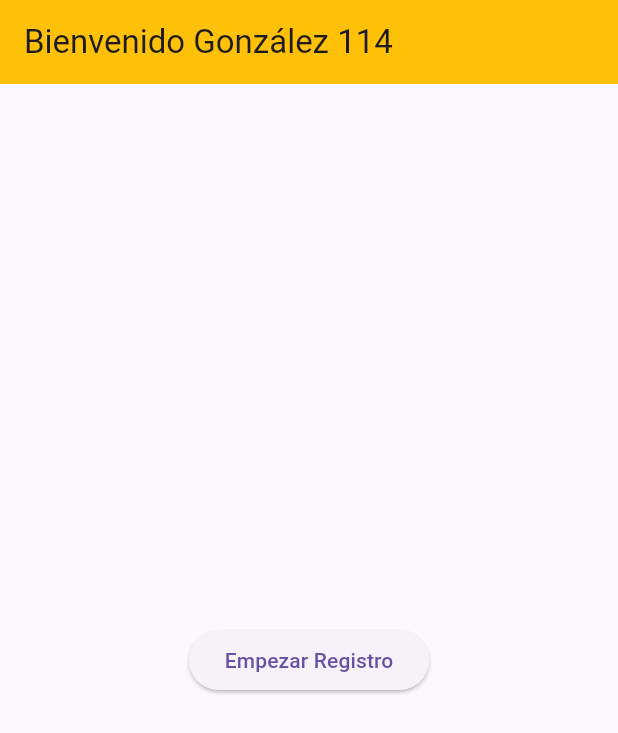
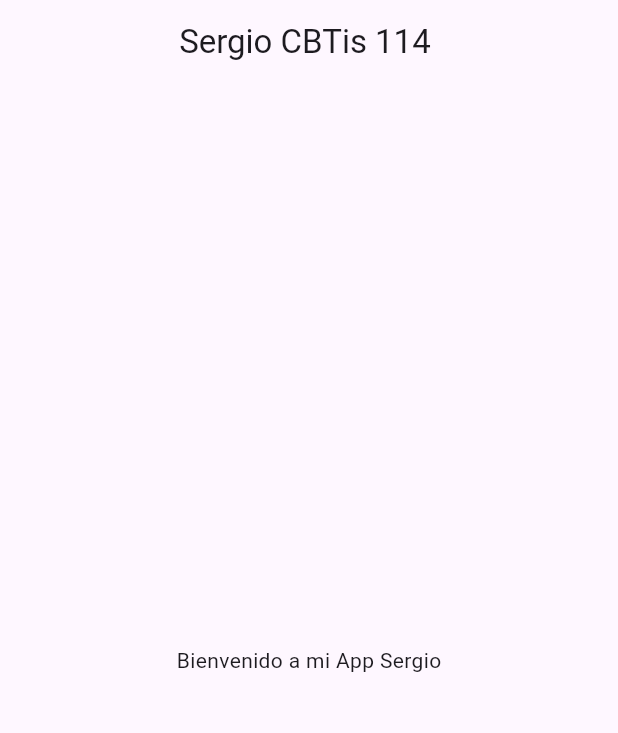
Before and after one commit to SGPcode/CursoEstatalFlutterSGP26, a Flutter app: the screen it shows after launch, on a phone screen of 412 x 824 dp. Shown: the top 733 px of the screen. Run offline on Flutter 3.47's test engine with Material 3 defaults, Android fonts, the phone set to English and light mode, and no system bars.

```diff
--- a/lib/main.dart
+++ b/lib/main.dart
@@ -1,82 +1,18 @@
 import 'package:flutter/material.dart';
-//import 'package:flutter/rendering.dart';
 
-void main() => runApp(MiappRegistro());
+void main() {
+  runApp(
 
-class MiappRegistro extends StatelessWidget {
-  const MiappRegistro({super.key});
-
-  @override
-  Widget build(BuildContext context) {
-    return MaterialApp(
-      debugShowCheckedModeBanner: false,
-      title: "Registro González",
-      theme: ThemeData(primarySwatch: Colors.blue),
-      //rutas nombradas
-      initialRoute: '/',
-      routes: {
-        '/': (context) => const PantallaBienvenida(),
-        '/datos': (context) => const PantallaDatos(),
-        '/final': (context) => const PantallaFinal(),
-      }, //Fin de rutas nombradas
-    );
-  } //Fin widget build
-} // Fin clase MiappRegistro
-
-class PantallaBienvenida extends StatelessWidget {
-  const PantallaBienvenida({super.key});
-  @override
-  Widget build(BuildContext context) {
-    return Scaffold(
-      appBar: AppBar(
-        title: const Text("Bienvenido González 114"),
-        backgroundColor: Colors.amber,
-      ),
-      body:Center(child: ElevatedButton(
-        onPressed: ()=>Navigator.pushNamed(context, '/datos'),
-        child:Text('Empezar Registro'),
-
-      ),
-      ),
-
-    );
-  }
-} // Fin pantalla Bienvenido
-class PantallaDatos extends StatelessWidget {
-  const PantallaDatos({super.key});
-
-  @override
-  Widget build(BuildContext context) {
-    return Scaffold(
-      appBar: AppBar(
-        title: const Text("Datos personales"),
-        backgroundColor: Colors.blue,
-      ),
-      body:Center(
-        child: ElevatedButton(
-        onPressed: ()=>Navigator.pushNamed(context, '/final'),
-        child:Text('Finalizar Registro'),
-      ),
-      ),
-    );
-  }
-}//Fin Pantalla Datos
-class PantallaFinal extends StatelessWidget {
-  const PantallaFinal({super.key});
-
-  @override
-  Widget build(BuildContext context) {
-    return Scaffold(
-        appBar: AppBar(
-        title: const Text("Final"),
-        backgroundColor: Colors.green,
-      ),
-    body:Center(
-        child: ElevatedButton(
-        onPressed: ()=>Navigator.pushNamed(context, '/'),
-        child:Text('Volver a Bienvenida'),
-    ),
-    ),
-    );
-  }
-}
+    MaterialApp(
+    debugShowCheckedModeBanner: false,
+      home: Scaffold(
+          appBar: AppBar(
+            title: Text('Sergio CBTis 114 '),
+            centerTitle: true,
+          ),
+          body: Center(
+            child: Text( "Bienvenido a mi App Sergio",
+            )
+          ),
+      )));
+} //fin de main  Shift + Alt + F Ordena líneas de código
```
